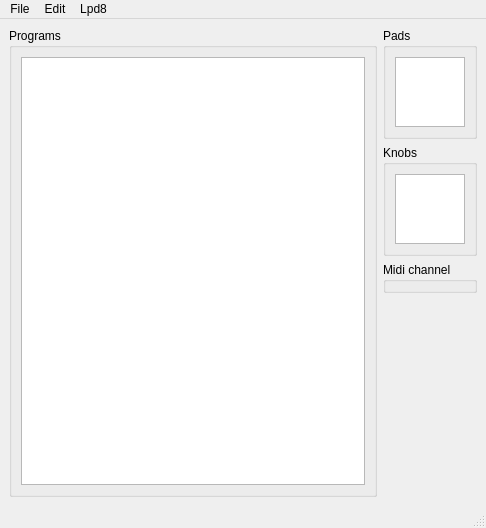
First picture: the form in src/mainwindow.ui, repository charlesfleche/lpd8editor, before the edit.
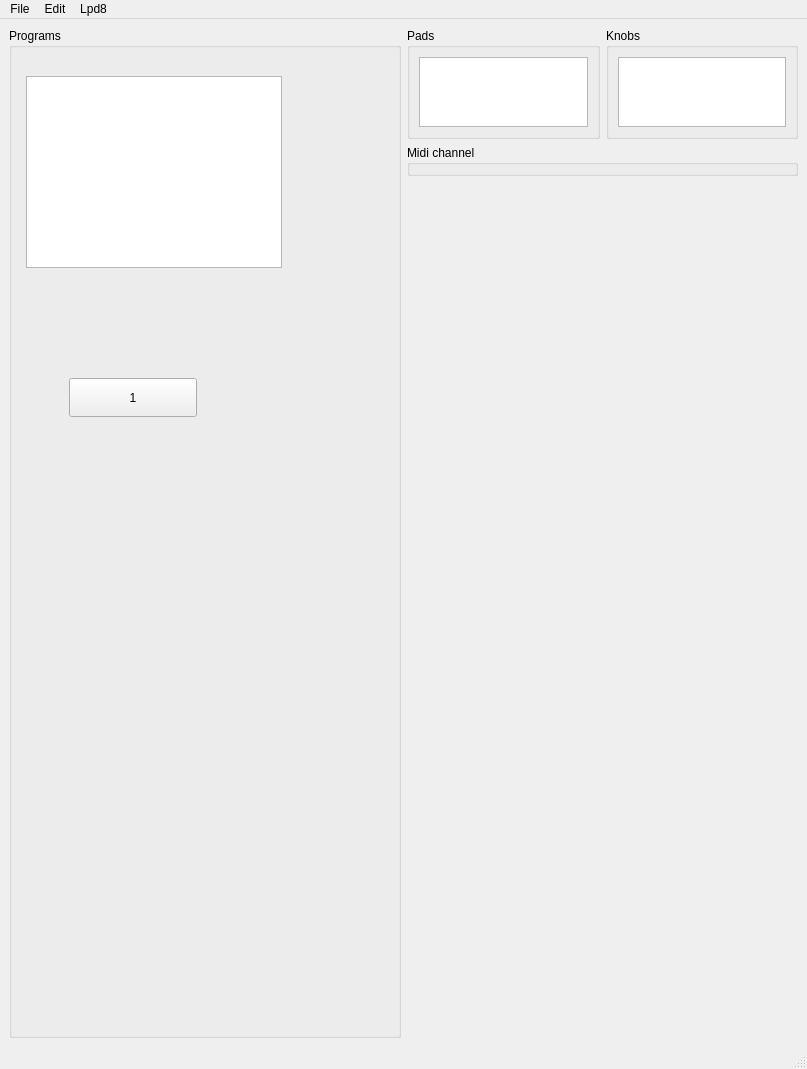
Second picture: the form after the edit.

Commit message: Make layout narrower

```diff
--- a/src/mainwindow.ui
+++ b/src/mainwindow.ui
@@ -6,8 +6,8 @@
    <rect>
     <x>0</x>
     <y>0</y>
-    <width>486</width>
-    <height>528</height>
+    <width>807</width>
+    <height>1069</height>
    </rect>
   </property>
   <property name="windowTitle">
@@ -26,9 +26,15 @@
       <property name="flat">
        <bool>true</bool>
       </property>
-      <layout class="QVBoxLayout" name="verticalLayout_3">
-       <item>
         <widget class="QListView" name="programsView">
+       <property name="geometry">
+        <rect>
+         <x>17</x>
+         <y>48</y>
+         <width>256</width>
+         <height>192</height>
+        </rect>
+       </property>
          <property name="sizePolicy">
           <sizepolicy hsizetype="MinimumExpanding" vsizetype="MinimumExpanding">
            <horstretch>0</horstretch>
@@ -36,13 +42,30 @@
           </sizepolicy>
          </property>
         </widget>
-       </item>
-      </layout>
-     </widget>
+      <widget class="QPushButton" name="pushButton">
+       <property name="geometry">
+        <rect>
+         <x>60</x>
+         <y>350</y>
+         <width>128</width>
+         <height>39</height>
+        </rect>
+       </property>
+       <property name="sizePolicy">
+        <sizepolicy hsizetype="Minimum" vsizetype="Minimum">
+         <horstretch>0</horstretch>
+         <verstretch>0</verstretch>
+        </sizepolicy>
+       </property>
+       <property name="text">
+        <string>1</string>
+       </property>
+      </widget>
+     </widget>
     </item>
     <item>
-     <layout class="QVBoxLayout" name="activeProgramLayout">
-      <item>
+     <layout class="QGridLayout" name="gridLayout">
+      <item row="0" column="0">
        <widget class="QGroupBox" name="groupBoxPads">
         <property name="title">
          <string>Pads</string>
@@ -73,7 +96,7 @@
         </layout>
        </widget>
       </item>
-      <item>
+      <item row="0" column="1">
        <widget class="QGroupBox" name="groupBoxKnobs">
         <property name="title">
          <string>Knobs</string>
@@ -104,7 +127,7 @@
         </layout>
        </widget>
       </item>
-      <item>
+      <item row="1" column="0" colspan="2">
        <widget class="QGroupBox" name="groupBoxMidiChannel">
         <property name="sizePolicy">
          <sizepolicy hsizetype="Minimum" vsizetype="Preferred">
@@ -120,7 +143,7 @@
         </property>
        </widget>
       </item>
-      <item>
+      <item row="2" column="0" colspan="2">
        <spacer name="verticalSpacer">
         <property name="orientation">
          <enum>Qt::Vertical</enum>
@@ -142,7 +165,7 @@
     <rect>
      <x>0</x>
      <y>0</y>
-     <width>486</width>
+     <width>807</width>
      <height>33</height>
     </rect>
    </property>
```
Lines whose indentation alone changed are shown as unchanged. The commit also changes 1 other file.
